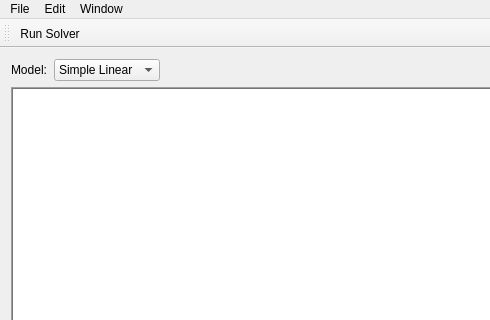
The window that src/app/mainwindow.ui (obrienadam/ProcessModelling) describes before a commit, drawn with Qt 5; both pictures show x 0 to 490 and y 0 to 320 of the 1024 by 768 pixel window.
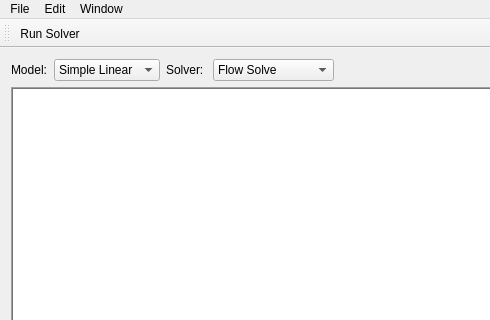
The same window after the commit.

The edit to the form file:
```diff
--- a/src/app/mainwindow.ui
+++ b/src/app/mainwindow.ui
@@ -43,6 +43,27 @@
           </item>
          </widget>
         </item>
+        <item>
+         <widget class="QLabel" name="label_2">
+          <property name="text">
+           <string>Solver: </string>
+          </property>
+         </widget>
+        </item>
+        <item>
+         <widget class="QComboBox" name="solverComboBox">
+          <item>
+           <property name="text">
+            <string>Flow Solve</string>
+           </property>
+          </item>
+          <item>
+           <property name="text">
+            <string>Fan Optimization</string>
+           </property>
+          </item>
+         </widget>
+        </item>
         <item>
          <spacer name="horizontalSpacer">
           <property name="orientation">
```
Left out of the diff: 2 changed lines with no effect on the pictures.
